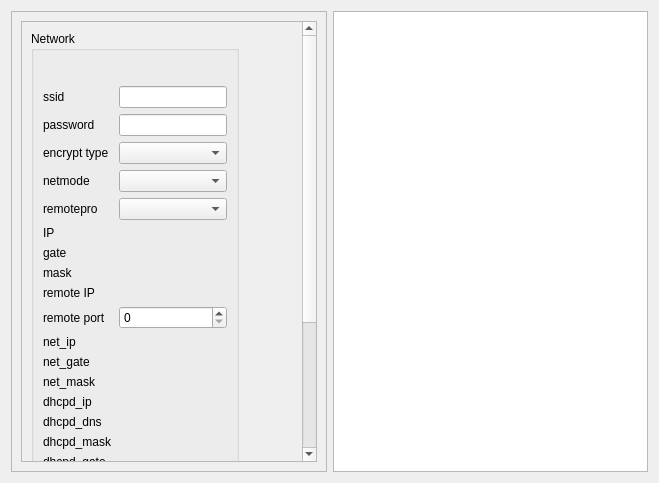
Qt form Qt/my_programm/WiFi/Test_HLK_RM04/src/hlk_rm04_widget/src/ui/hlk_rm04_widget.ui (RinatB2017/mega_GIT) before a commit.
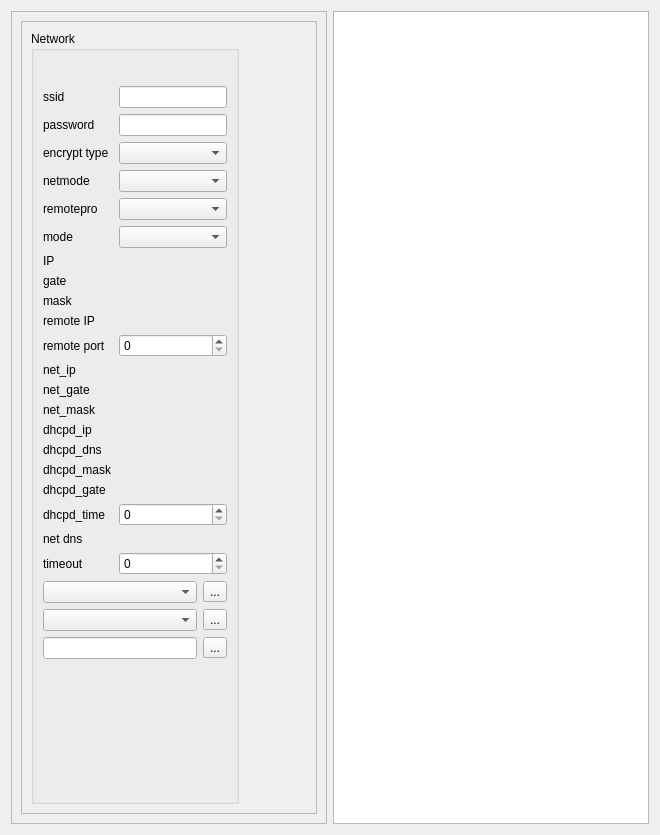
The same form after that commit. Custom widgets are drawn as their Qt base class.

```diff
--- a/Qt/my_programm/WiFi/Test_HLK_RM04/src/hlk_rm04_widget/src/ui/hlk_rm04_widget.ui
+++ b/Qt/my_programm/WiFi/Test_HLK_RM04/src/hlk_rm04_widget/src/ui/hlk_rm04_widget.ui
@@ -6,8 +6,8 @@
    <rect>
     <x>0</x>
     <y>0</y>
-    <width>659</width>
-    <height>483</height>
+    <width>660</width>
+    <height>835</height>
    </rect>
   </property>
   <property name="windowTitle">
@@ -33,8 +33,8 @@
           <rect>
            <x>0</x>
            <y>0</y>
-           <width>280</width>
-           <height>750</height>
+           <width>297</width>
+           <height>803</height>
           </rect>
          </property>
          <layout class="QVBoxLayout" name="verticalLayout_5">
@@ -79,105 +79,7 @@
              </item>
              <item>
               <layout class="QGridLayout" name="gridLayout_4">
-               <item row="13" column="0">
-                <widget class="QLabel" name="label_11">
-                 <property name="text">
-                  <string>dhcpd_ip</string>
-                 </property>
-                </widget>
-               </item>
-               <item row="12" column="0">
-                <widget class="QLabel" name="label_10">
-                 <property name="text">
-                  <string>net_mask</string>
-                 </property>
-                </widget>
-               </item>
-               <item row="11" column="1">
-                <widget class="IPV4_wo_port" name="net_gate_widget" native="true"/>
-               </item>
-               <item row="14" column="0">
-                <widget class="QLabel" name="label_12">
-                 <property name="text">
-                  <string>dhcpd_dns</string>
-                 </property>
-                </widget>
-               </item>
-               <item row="1" column="0">
-                <widget class="QLabel" name="label_2">
-                 <property name="text">
-                  <string>password</string>
-                 </property>
-                </widget>
-               </item>
-               <item row="10" column="1">
-                <widget class="IPV4_wo_port" name="net_ip_widget" native="true"/>
-               </item>
-               <item row="2" column="0">
-                <widget class="QLabel" name="label_8">
-                 <property name="text">
-                  <string>encrypt type</string>
-                 </property>
-                </widget>
-               </item>
-               <item row="7" column="0">
-                <widget class="QLabel" name="label_5">
-                 <property name="text">
-                  <string>mask</string>
-                 </property>
-                </widget>
-               </item>
-               <item row="6" column="1">
-                <widget class="IPV4_wo_port" name="gate_widget" native="true"/>
-               </item>
-               <item row="6" column="0">
-                <widget class="QLabel" name="label_4">
-                 <property name="text">
-                  <string>gate</string>
-                 </property>
-                </widget>
-               </item>
-               <item row="19" column="1">
-                <widget class="IPV4_wo_port" name="net_dns_widget" native="true"/>
-               </item>
-               <item row="16" column="0">
-                <widget class="QLabel" name="label_16">
-                 <property name="text">
-                  <string>dhcpd_gate</string>
-                 </property>
-                </widget>
-               </item>
-               <item row="0" column="0">
-                <widget class="QLabel" name="label">
-                 <property name="text">
-                  <string>ssid</string>
-                 </property>
-                </widget>
-               </item>
-               <item row="20" column="1">
-                <widget class="QSpinBox" name="sb_timeout"/>
-               </item>
-               <item row="7" column="1">
-                <widget class="IPV4_wo_port" name="mask_widget" native="true"/>
-               </item>
-               <item row="9" column="1">
-                <widget class="QSpinBox" name="sb_remote_port"/>
-               </item>
-               <item row="9" column="0">
-                <widget class="QLabel" name="label_7">
-                 <property name="text">
-                  <string>remote port</string>
-                 </property>
-                </widget>
-               </item>
-               <item row="19" column="0">
-                <widget class="QLabel" name="label_13">
-                 <property name="text">
-                  <string>net dns</string>
-                 </property>
-                </widget>
-               </item>
-               <item row="21" column="0" colspan="2">
+               <item row="22" column="0" colspan="2">
                 <layout class="QGridLayout" name="gridLayout_2">
                  <item row="1" column="0">
                   <widget class="QComboBox" name="cb_function"/>
@@ -211,107 +113,215 @@
                  </item>
                 </layout>
                </item>
-               <item row="5" column="1">
+               <item row="4" column="1">
+                <widget class="QComboBox" name="cb_remotepro"/>
+               </item>
+               <item row="20" column="1">
+                <widget class="IPV4_wo_port" name="net_dns_widget" native="true"/>
+               </item>
+               <item row="11" column="1">
+                <widget class="IPV4_wo_port" name="net_ip_widget" native="true"/>
+               </item>
+               <item row="6" column="1">
                 <widget class="IPV4_wo_port" name="ip_widget" native="true"/>
                </item>
-               <item row="12" column="1">
-                <widget class="IPV4_wo_port" name="net_mask_widget" native="true"/>
+               <item row="15" column="0">
+                <widget class="QLabel" name="label_12">
+                 <property name="text">
+                  <string>dhcpd_dns</string>
+                 </property>
+                </widget>
                </item>
-               <item row="3" column="1">
-                <widget class="QComboBox" name="cb_netmode"/>
+               <item row="4" column="0">
+                <widget class="QLabel" name="label_20">
+                 <property name="text">
+                  <string>remotepro</string>
+                 </property>
+                </widget>
+               </item>
+               <item row="7" column="0">
+                <widget class="QLabel" name="label_4">
+                 <property name="text">
+                  <string>gate</string>
+                 </property>
+                </widget>
                </item>
                <item row="16" column="1">
-                <widget class="IPV4_wo_port" name="dhcpd_gate_widget" native="true"/>
+                <widget class="IPV4_wo_port" name="dhcpd_mask_widget" native="true"/>
                </item>
-               <item row="14" column="1">
-                <widget class="IPV4_wo_port" name="dhcpd_dns_widget" native="true"/>
-               </item>
-               <item row="17" column="0">
-                <widget class="QLabel" name="label_18">
+               <item row="3" column="0">
+                <widget class="QLabel" name="label_17">
                  <property name="text">
-                  <string>dhcpd_time</string>
+                  <string>netmode</string>
                  </property>
                 </widget>
                </item>
-               <item row="8" column="0">
-                <widget class="QLabel" name="label_6">
+               <item row="16" column="0">
+                <widget class="QLabel" name="label_15">
                  <property name="text">
-                  <string>remote IP</string>
+                  <string>dhcpd_mask</string>
                  </property>
                 </widget>
                </item>
-               <item row="11" column="0">
+               <item row="12" column="0">
                 <widget class="QLabel" name="label_14">
                  <property name="text">
                   <string>net_gate</string>
                  </property>
                 </widget>
                </item>
-               <item row="5" column="0">
-                <widget class="QLabel" name="label_3">
+               <item row="9" column="0">
+                <widget class="QLabel" name="label_6">
                  <property name="text">
-                  <string>IP</string>
+                  <string>remote IP</string>
+                 </property>
+                </widget>
+               </item>
+               <item row="13" column="1">
+                <widget class="IPV4_wo_port" name="net_mask_widget" native="true"/>
+               </item>
+               <item row="15" column="1">
+                <widget class="IPV4_wo_port" name="dhcpd_dns_widget" native="true"/>
+               </item>
+               <item row="1" column="0">
+                <widget class="QLabel" name="label_2">
+                 <property name="text">
+                  <string>password</string>
+                 </property>
+                </widget>
+               </item>
+               <item row="9" column="1">
+                <widget class="IPV4_wo_port" name="remote_ip_widget" native="true"/>
+               </item>
+               <item row="21" column="1">
+                <widget class="QSpinBox" name="sb_timeout"/>
+               </item>
+               <item row="14" column="0">
+                <widget class="QLabel" name="label_11">
+                 <property name="text">
+                  <string>dhcpd_ip</string>
                  </property>
                 </widget>
                </item>
                <item row="0" column="1">
                 <widget class="QLineEdit" name="le_ssid"/>
                </item>
-               <item row="2" column="1">
-                <widget class="QComboBox" name="cb_encrypt_type"/>
+               <item row="17" column="1">
+                <widget class="IPV4_wo_port" name="dhcpd_gate_widget" native="true"/>
                </item>
-               <item row="13" column="1">
+               <item row="14" column="1">
                 <widget class="IPV4_wo_port" name="dhcpd_ip_widget" native="true"/>
                </item>
+               <item row="1" column="1">
+                <widget class="QLineEdit" name="le_password"/>
+               </item>
+               <item row="0" column="0">
+                <widget class="QLabel" name="label">
+                 <property name="text">
+                  <string>ssid</string>
+                 </property>
+                </widget>
+               </item>
                <item row="8" column="1">
-                <widget class="IPV4_wo_port" name="remote_ip_widget" native="true"/>
+                <widget class="IPV4_wo_port" name="mask_widget" native="true"/>
                </item>
-               <item row="10" column="0">
+               <item row="18" column="1">
+                <widget class="QSpinBox" name="sb_dhcpd_time_widget"/>
+               </item>
+               <item row="10" column="1">
+                <widget class="QSpinBox" name="sb_remote_port"/>
+               </item>
+               <item row="17" column="0">
+                <widget class="QLabel" name="label_16">
+                 <property name="text">
+                  <string>dhcpd_gate</string>
+                 </property>
+                </widget>
+               </item>
+               <item row="2" column="0">
+                <widget class="QLabel" name="label_8">
+                 <property name="text">
+                  <string>encrypt type</string>
+                 </property>
+                </widget>
+               </item>
+               <item row="12" column="1">
+                <widget class="IPV4_wo_port" name="net_gate_widget" native="true"/>
+               </item>
+               <item row="2" column="1">
+                <widget class="QComboBox" name="cb_encrypt_type"/>
+               </item>
+               <item row="13" column="0">
+                <widget class="QLabel" name="label_10">
+                 <property name="text">
+                  <string>net_mask</string>
+                 </property>
+                </widget>
+               </item>
+               <item row="11" column="0">
                 <widget class="QLabel" name="label_9">
                  <property name="text">
                   <string>net_ip</string>
                  </property>
                 </widget>
                </item>
+               <item row="3" column="1">
+                <widget class="QComboBox" name="cb_netmode"/>
+               </item>
+               <item row="6" column="0">
+                <widget class="QLabel" name="label_3">
+                 <property name="text">
+                  <string>IP</string>
+                 </property>
+                </widget>
+               </item>
                <item row="20" column="0">
+                <widget class="QLabel" name="label_13">
+                 <property name="text">
+                  <string>net dns</string>
+                 </property>
+                </widget>
+               </item>
+               <item row="10" column="0">
+                <widget class="QLabel" name="label_7">
+                 <property name="text">
+                  <string>remote port</string>
+                 </property>
+                </widget>
+               </item>
+               <item row="7" column="1">
+                <widget class="IPV4_wo_port" name="gate_widget" native="true"/>
+               </item>
+               <item row="18" column="0">
+                <widget class="QLabel" name="label_18">
+                 <property name="text">
+                  <string>dhcpd_time</string>
+                 </property>
+                </widget>
+               </item>
+               <item row="21" column="0">
                 <widget class="QLabel" name="label_19">
                  <property name="text">
                   <string>timeout</string>
                  </property>
                 </widget>
                </item>
-               <item row="3" column="0">
-                <widget class="QLabel" name="label_17">
+               <item row="8" column="0">
+                <widget class="QLabel" name="label_5">
                  <property name="text">
-                  <string>netmode</string>
+                  <string>mask</string>
                  </property>
                 </widget>
                </item>
-               <item row="17" column="1">
-                <widget class="QSpinBox" name="sb_dhcpd_time_widget"/>
-               </item>
-               <item row="15" column="0">
-                <widget class="QLabel" name="label_15">
+               <item row="5" column="0">
+                <widget class="QLabel" name="label_21">
                  <property name="text">
-                  <string>dhcpd_mask</string>
+                  <string>mode</string>
                  </property>
                 </widget>
                </item>
-               <item row="1" column="1">
-                <widget class="QLineEdit" name="le_password"/>
-               </item>
-               <item row="15" column="1">
-                <widget class="IPV4_wo_port" name="dhcpd_mask_widget" native="true"/>
-               </item>
-               <item row="4" column="0">
-                <widget class="QLabel" name="label_20">
-                 <property name="text">
-                  <string>remotepro</string>
-                 </property>
-                </widget>
-               </item>
-               <item row="4" column="1">
-                <widget class="QComboBox" name="cb_remotepro"/>
+               <item row="5" column="1">
+                <widget class="QComboBox" name="cb_mode"/>
                </item>
               </layout>
              </item>
```
Left out of the diff: 2 changed lines with no effect on the pictures.
